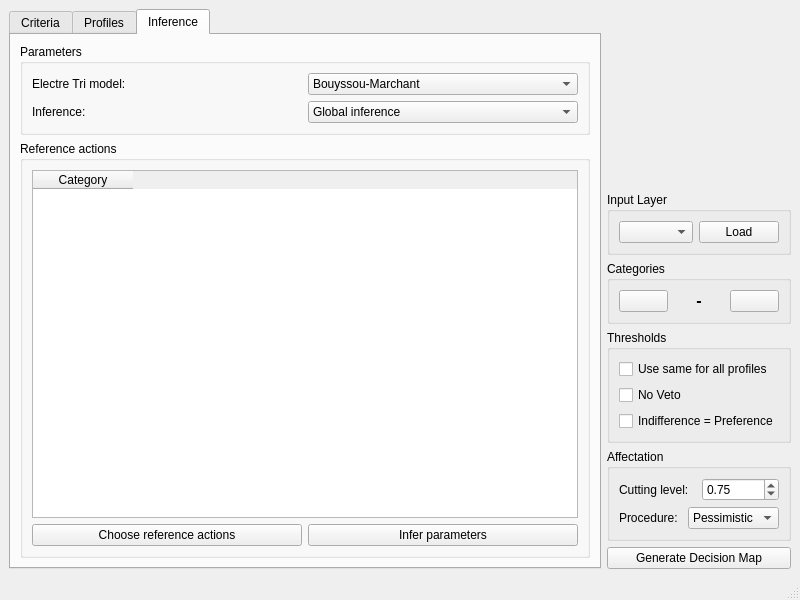
oso/qgis-etri, file etrimain.ui: the form before one commit.
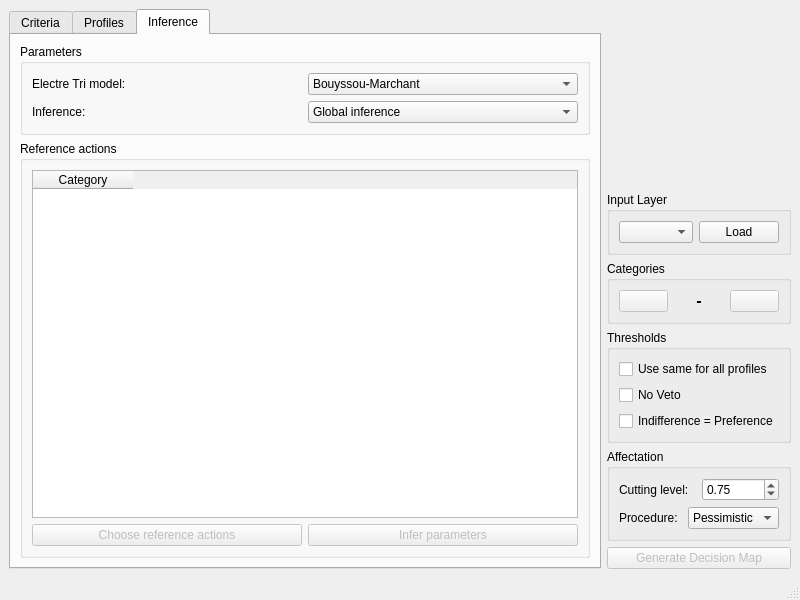
The form after the commit. The open tabs and pages were chosen to show the change. Icons and pictures are not drawn.

Commit message: [UI] By default disable useless buttons

Diff of the .ui file:
```diff
--- a/etrimain.ui
+++ b/etrimain.ui
@@ -177,6 +177,9 @@
             <layout class="QHBoxLayout" name="horizontalLayout">
              <item>
               <widget class="QPushButton" name="Bchooserefs">
+               <property name="enabled">
+                <bool>false</bool>
+               </property>
                <property name="text">
                 <string>Choose reference actions</string>
                </property>
@@ -184,6 +187,9 @@
              </item>
              <item>
               <widget class="QPushButton" name="Binfer">
+               <property name="enabled">
+                <bool>false</bool>
+               </property>
                <property name="text">
                 <string>Infer parameters</string>
                </property>
@@ -289,6 +295,9 @@
         <layout class="QHBoxLayout" name="horizontalLayout_2">
          <item>
           <widget class="QPushButton" name="Badd_profile">
+           <property name="enabled">
+            <bool>false</bool>
+           </property>
            <property name="text">
             <string/>
            </property>
@@ -314,6 +323,9 @@
          </item>
          <item>
           <widget class="QPushButton" name="Bdel_profile">
+           <property name="enabled">
+            <bool>false</bool>
+           </property>
            <property name="text">
             <string/>
            </property>
@@ -428,6 +440,9 @@
       </item>
       <item>
        <widget class="QPushButton" name="Bgenerate">
+        <property name="enabled">
+         <bool>false</bool>
+        </property>
         <property name="text">
          <string>Generate Decision Map</string>
         </property>
```
The commit also changes 2 other files.
